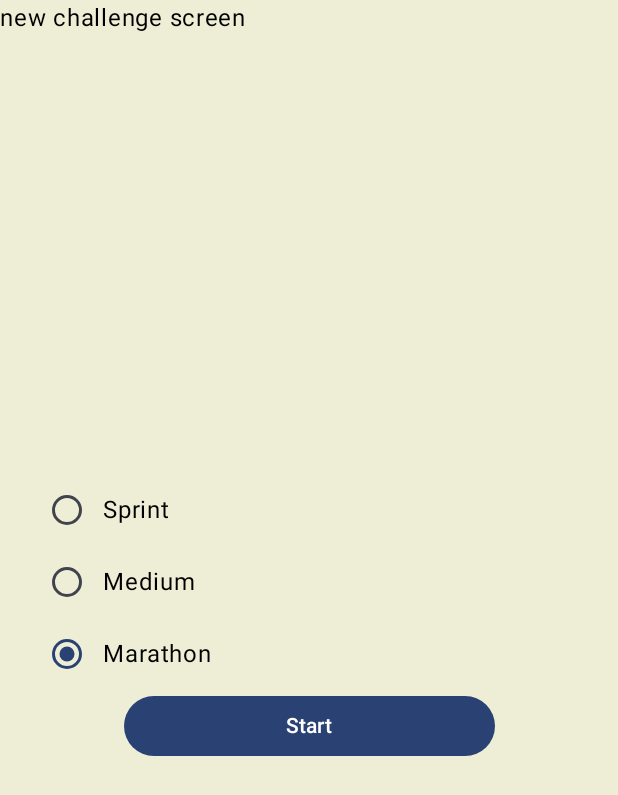
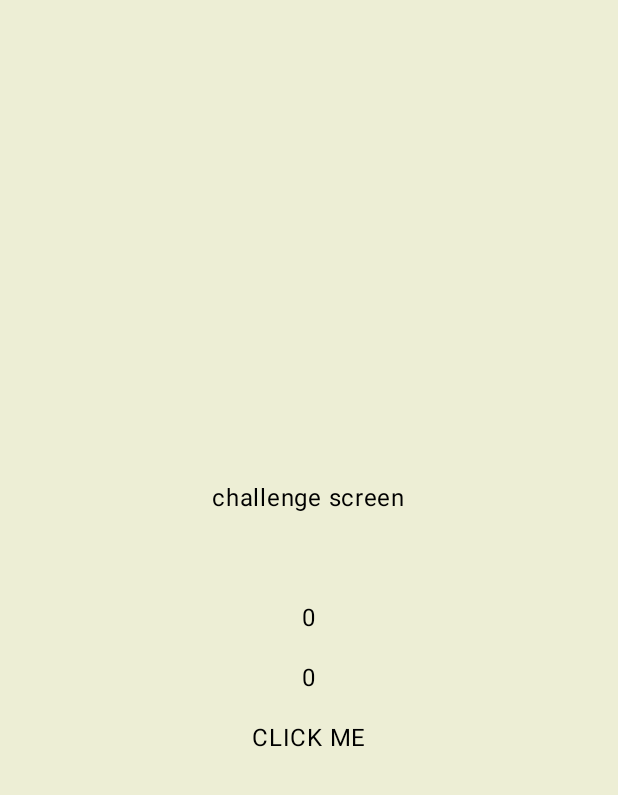
Before and after one commit to vdcast/Module_3_Lesson_5_hw_3_Compose, an Android app built with Jetpack Compose: the NewChallengeScreen screen opened through its navigation route, after a tap on "Start", on a phone screen of 412 x 824 dp. Shown: the top 795 px of the screen. Run offline under Robolectric (Android 15) with nearby library versions, the phone set to English and light mode, and no system bars; our stand-ins replace RxJava; 1 statement that could not run was skipped; 3 other taps on this screen came first.

Commit message:
added ViewModel, UiState, functions to show preStartTimer, mainTimer, clickCount on Text

```diff
--- a/app/build.gradle
+++ b/app/build.gradle
@@ -48,6 +48,9 @@ android {
 
 dependencies {
 
+    implementation 'io.reactivex.rxjava2:rxjava:2.1.9'
+    implementation 'io.reactivex.rxjava2:rxandroid:2.0.2'
+
     implementation "androidx.lifecycle:lifecycle-viewmodel-compose:2.6.1"
     implementation 'org.jetbrains.kotlinx:kotlinx-coroutines-android:1.7.1'
     implementation("androidx.navigation:navigation-compose:2.5.3")
--- a/app/src/main/java/com/example/module_3_lesson_5_hw_3_compose/AppScreen.kt
+++ b/app/src/main/java/com/example/module_3_lesson_5_hw_3_compose/AppScreen.kt
@@ -16,6 +16,7 @@ import androidx.compose.material3.Button
 import androidx.compose.material3.RadioButton
 import androidx.compose.material3.Text
 import androidx.compose.runtime.Composable
+import androidx.compose.runtime.collectAsState
 import androidx.compose.runtime.mutableStateOf
 import androidx.compose.runtime.remember
 import androidx.compose.ui.Alignment
@@ -32,9 +33,12 @@ import androidx.compose.ui.res.dimensionResource
 import androidx.compose.ui.text.font.FontFamily
 import androidx.compose.ui.text.font.FontWeight
 import androidx.compose.ui.unit.sp
+import androidx.lifecycle.viewmodel.compose.viewModel
 
 @Composable
-fun MyApp() {
+fun MyApp(
+    appViewModel: AppViewModel = viewModel()
+) {
     val navController = rememberNavController()
 
     Box(
@@ -60,10 +64,15 @@ fun MyApp() {
                 )
             }
             composable(ScreenRoutes.NewChallengeScreen.route) {
-                NewChallengeScreen()
+                NewChallengeScreen(
+                    appViewModel = appViewModel,
+                    onStartClicked = {
+                        navController.navigate(ScreenRoutes.ChallengeScreen.route)
+                    }
+                )
             }
             composable(ScreenRoutes.ChallengeScreen.route) {
-                ChallengeScreen()
+                ChallengeScreen(appViewModel = appViewModel)
             }
             composable(ScreenRoutes.RecordsScreen.route) {
                 RecordsScreen()
@@ -147,7 +156,10 @@ fun MainScreen(
 }
 
 @Composable
-fun NewChallengeScreen() {
+fun NewChallengeScreen(
+    appViewModel: AppViewModel,
+    onStartClicked: () -> Unit
+) {
     var selectedChallenge by remember { mutableStateOf(Challenge.SPRINT) }
 
     Text(text = "new challenge screen")
@@ -183,10 +195,11 @@ fun NewChallengeScreen() {
             modifier = Modifier.fillMaxWidth(0.6f),
             onClick = {
                 when (selectedChallenge) {
-                    Challenge.SPRINT -> {}
-                    Challenge.MEDIUM -> {}
-                    Challenge.MARATHON -> {}
+                    Challenge.SPRINT -> { appViewModel.preStartTimer(10L) }
+                    Challenge.MEDIUM -> { appViewModel.preStartTimer(20L) }
+                    Challenge.MARATHON -> { appViewModel.preStartTimer(30L) }
                 }
+                onStartClicked()
             }
         ) {
             Text(text = stringResource(id = R.string.button_start))
@@ -195,8 +208,36 @@ fun NewChallengeScreen() {
 }
 
 @Composable
-fun ChallengeScreen() {
-    Text(text = "challenge screen")
+fun ChallengeScreen(
+    appViewModel: AppViewModel
+) {
+    val appUiState by appViewModel.uiState.collectAsState()
+
+    Column(
+        modifier = Modifier.fillMaxSize(),
+        horizontalAlignment = Alignment.CenterHorizontally,
+        verticalArrangement = Arrangement.Center
+    ) {
+        Text(text = "challenge screen")
+        Spacer(modifier = Modifier.height(dimensionResource(id = R.dimen.padding_medium)))
+        Text(
+            text = stringResource(id = appUiState.preStartTimerWords)
+        )
+        Spacer(modifier = Modifier.height(dimensionResource(id = R.dimen.padding_medium)))
+        Text(
+            text = appUiState.timerSeconds.toString()
+        )
+        Spacer(modifier = Modifier.height(dimensionResource(id = R.dimen.padding_medium)))
+        Text(
+            text = appUiState.clickCount.toString()
+        )
+        Spacer(modifier = Modifier.height(dimensionResource(id = R.dimen.padding_medium)))
+        Text(
+            modifier = Modifier
+                .clickable { appViewModel.onScreenClicked() },
+            text = "CLICK ME"
+        )
+    }
 }
 
 @Composable
--- /dev/null
+++ b/app/src/main/java/com/example/module_3_lesson_5_hw_3_compose/AppUiState.kt
@@ -0,0 +1,7 @@
+package com.example.module_3_lesson_5_hw_3_compose
+
+data class AppUiState(
+    val timerSeconds: Long = 0L,
+    val preStartTimerWords: Int = R.string.empty,
+    val clickCount: Int = 0
+)
--- a/app/src/main/res/values/strings.xml
+++ b/app/src/main/res/values/strings.xml
@@ -9,4 +9,8 @@
     <string name="button_medium">Medium</string>
     <string name="button_marathon">Marathon</string>
     <string name="button_start">Start</string>
+    <string name="ready">READY</string>
+    <string name="steady">STEADY</string>
+    <string name="go">GO</string>
+    <string name="empty"></string>
 </resources>
```
Also changed, not shown: app/src/main/java/com/example/module_3_lesson_5_hw_3_compose/AppViewModel.kt (added, +94 -0 lines).
